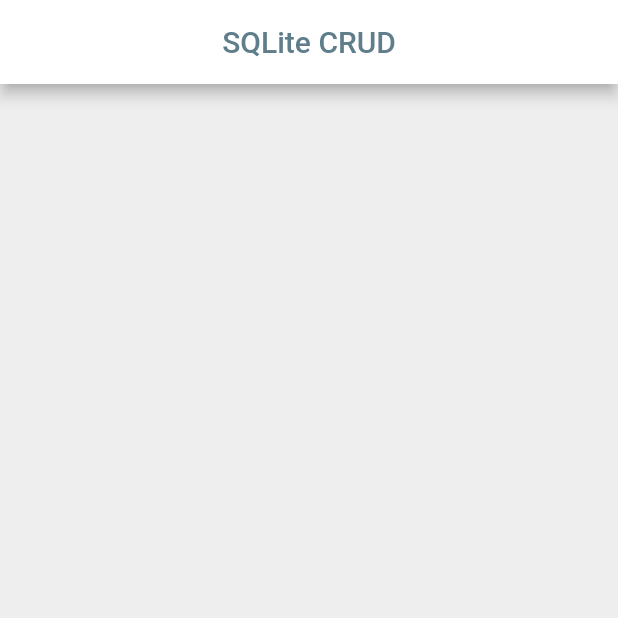
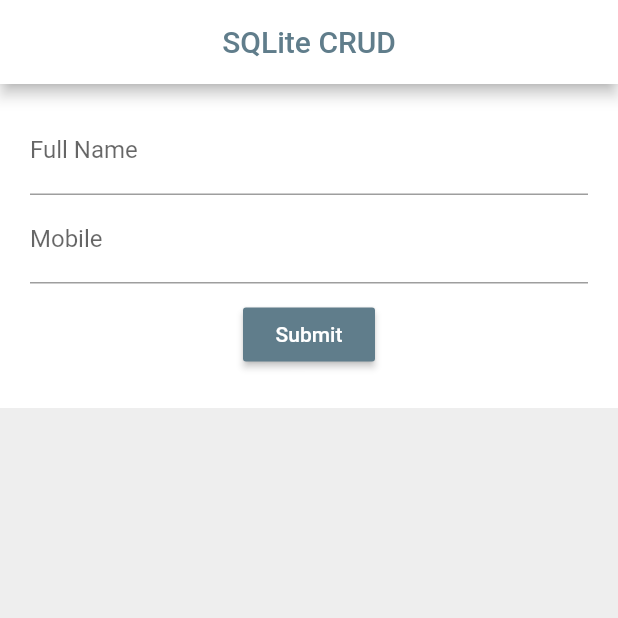
Before and after one commit to aabidchauhan/sqlite-crud, a Flutter app: the screen it shows after launch, on a phone screen of 412 x 824 dp, the top half of it. Run offline on Flutter 3.47's test engine with Material 2 defaults, Android fonts, the phone set to English and light mode, and no system bars.

Commit message:
Form Added with validation

```diff
--- a/lib/main.dart
+++ b/lib/main.dart
@@ -1,4 +1,5 @@
 import 'package:flutter/material.dart';
+import 'package:sqlite_crud/models/contact.dart';
 
 const yellowColor = Color(0xff486579);
 void main() {
@@ -10,6 +11,7 @@ class MyApp extends StatelessWidget {
   @override
   Widget build(BuildContext context) {
     return MaterialApp(
+      debugShowCheckedModeBanner: false,
       title: 'SQLite CRUD',
       theme: ThemeData(
         primaryColor: yellowColor,
@@ -32,11 +34,9 @@ class MyHomePage extends StatefulWidget {
 class _MyHomePageState extends State<MyHomePage> {
   int _counter = 0;
 
-  void _incrementCounter() {
-    setState(() {
-      _counter++;
-    });
-  }
+  Contact _contact = Contact();
+
+  final _formKey = GlobalKey<FormState>();
 
   @override
   Widget build(BuildContext context) {
@@ -52,10 +52,60 @@ class _MyHomePageState extends State<MyHomePage> {
       ),
       body: Center(
         child: Column(
-          mainAxisAlignment: MainAxisAlignment.center,
-          children: <Widget>[],
+          mainAxisAlignment: MainAxisAlignment.start,
+          children: <Widget>[
+            _form(),
+            _list(),
+          ],
         ),
       ),
     );
   }
+
+  //form function
+  _form() => Container(
+        color: Colors.white,
+        padding: EdgeInsets.symmetric(vertical: 15.0, horizontal: 20.0),
+        child: Form(
+          key: _formKey,
+          child: Column(
+            children: [
+              TextFormField(
+                decoration: InputDecoration(labelText: 'Full Name'),
+                onSaved: (val) => setState(() => _contact.name = val),
+                validator: (val) =>
+                    (val.length == 0 ? 'This field is required' : null),
+              ),
+              TextFormField(
+                decoration: InputDecoration(labelText: 'Mobile'),
+                onSaved: (val) => setState(() => _contact.mobile = val),
+                validator: (val) =>
+                    (val.length < 10 ? 'Atleast 10 digits required' : null),
+              ),
+              Container(
+                margin: EdgeInsets.all(10.0),
+                child: RaisedButton(
+                  onPressed: () => _onSubmit(),
+                  child: Text('Submit'),
+                  color: Colors.blueGrey,
+                  textColor: Colors.white,
+                ),
+              )
+            ],
+          ),
+        ),
+      );
+
+  //Button function
+  _onSubmit() {
+    var form = _formKey.currentState;
+    if (form.validate()) {
+      //validation call
+      form.save();
+      print(_contact.name);
+    }
+  }
+
+  //List function
+  _list() => Container();
 }
```
